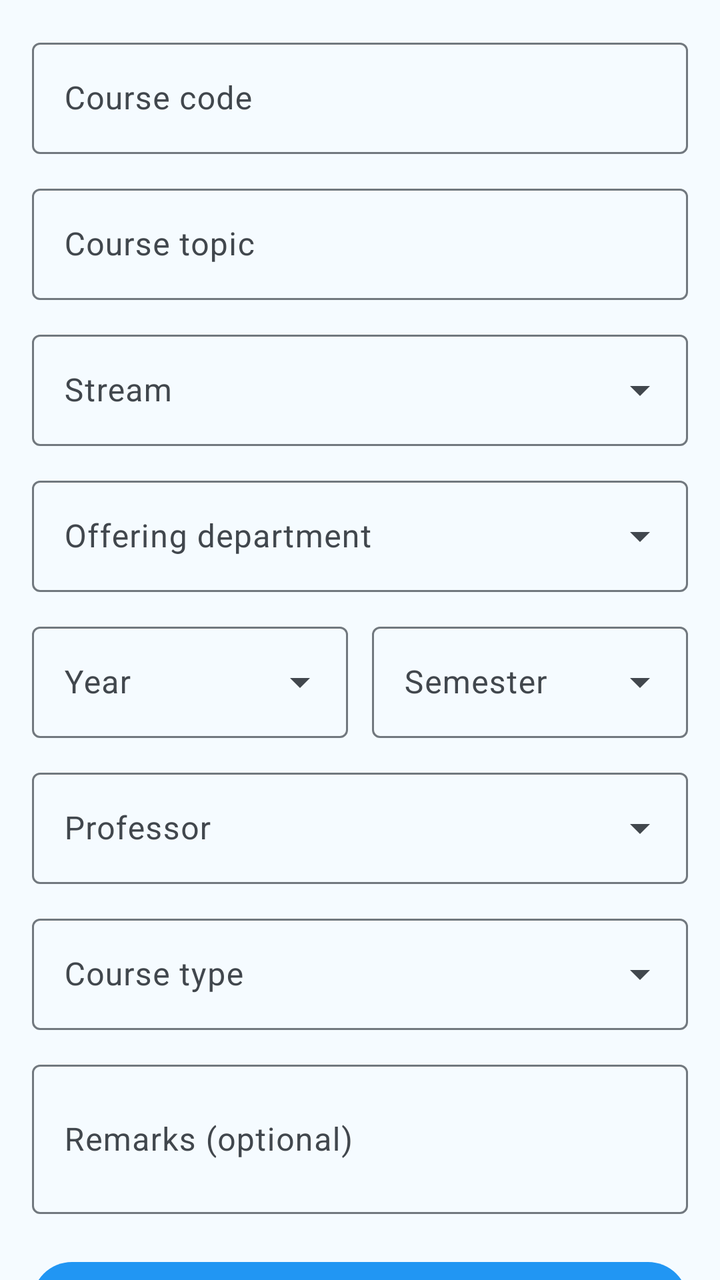
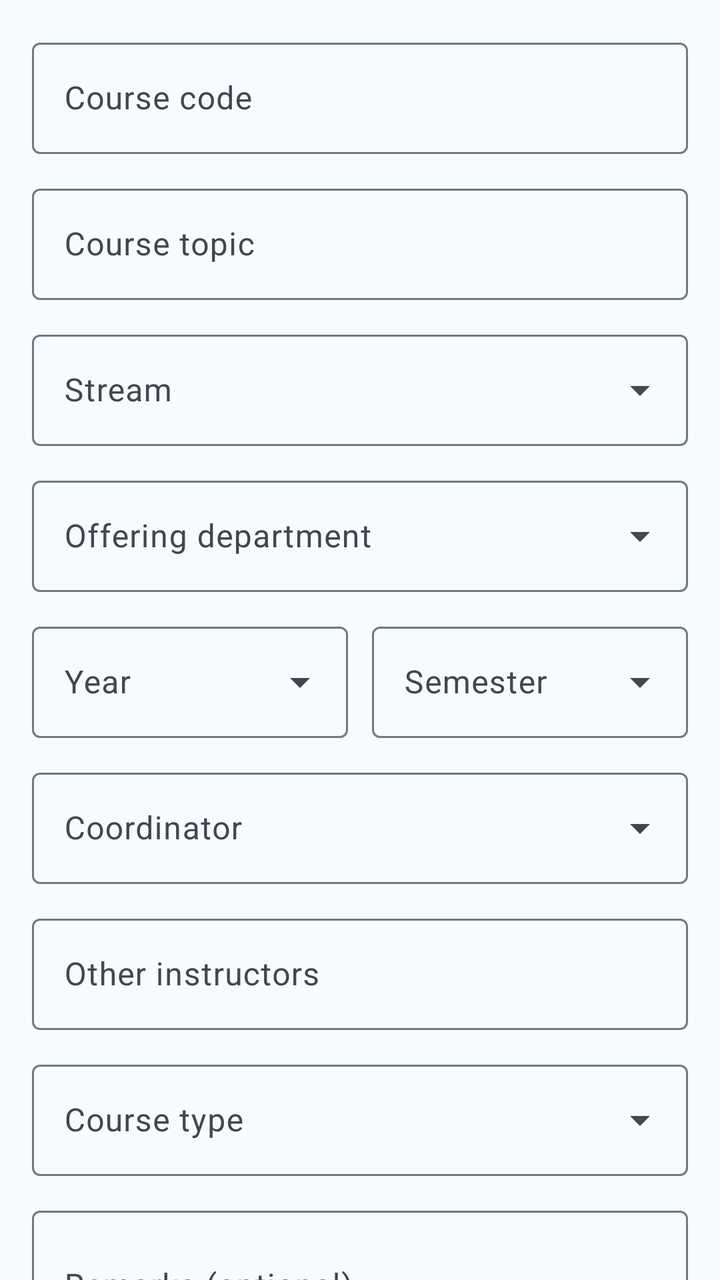

The first picture is an Android layout as it rendered before a commit; the second is the same layout after the commit. The layout source and the unified diff follow.
<!-- AndroidManifest.xml: application theme Theme.SIESAttendance -->
<!-- res/layout/fragment_add_course.xml -->
<?xml version="1.0" encoding="utf-8"?>
<androidx.core.widget.NestedScrollView
    xmlns:android="http://schemas.android.com/apk/res/android"
    xmlns:app="http://schemas.android.com/apk/res-auto"
    android:layout_width="match_parent"
    android:layout_height="match_parent"
    android:fillViewport="true">

    <LinearLayout
        android:layout_width="match_parent"
        android:layout_height="wrap_content"
        android:orientation="vertical"
        android:padding="16dp">

        <com.google.android.material.textfield.TextInputLayout
            android:id="@+id/tilCourseCode"
            android:layout_width="match_parent"
            android:layout_height="wrap_content"
            android:layout_marginBottom="12dp"
            android:hint="@string/hint_course_code"
            style="@style/Widget.Material3.TextInputLayout.OutlinedBox">

            <com.google.android.material.textfield.TextInputEditText
                android:id="@+id/etCourseCode"
                android:layout_width="match_parent"
                android:layout_height="wrap_content"
                android:inputType="text"
                android:textAllCaps="true" />

        </com.google.android.material.textfield.TextInputLayout>

        <com.google.android.material.textfield.TextInputLayout
            android:id="@+id/tilCourseTopic"
            android:layout_width="match_parent"
            android:layout_height="wrap_content"
            android:layout_marginBottom="12dp"
            android:hint="@string/hint_course_topic"
            style="@style/Widget.Material3.TextInputLayout.OutlinedBox">

            <com.google.android.material.textfield.TextInputEditText
                android:id="@+id/etCourseTopic"
                android:layout_width="match_parent"
                android:layout_height="wrap_content"
                android:inputType="text" />

        </com.google.android.material.textfield.TextInputLayout>

        <com.google.android.material.textfield.TextInputLayout
            android:id="@+id/tilStream"
            android:layout_width="match_parent"
            android:layout_height="wrap_content"
            android:layout_marginBottom="12dp"
            android:hint="@string/hint_stream"
            style="@style/Widget.Material3.TextInputLayout.OutlinedBox.ExposedDropdownMenu">

            <AutoCompleteTextView
                android:id="@+id/actvStream"
                android:layout_width="match_parent"
                android:layout_height="wrap_content"
                android:inputType="none" />

        </com.google.android.material.textfield.TextInputLayout>

        <com.google.android.material.textfield.TextInputLayout
            android:id="@+id/tilDepartment"
            android:layout_width="match_parent"
            android:layout_height="wrap_content"
            android:layout_marginBottom="12dp"
            android:hint="@string/hint_offering_department"
            style="@style/Widget.Material3.TextInputLayout.OutlinedBox.ExposedDropdownMenu">

            <AutoCompleteTextView
                android:id="@+id/actvDepartment"
                android:layout_width="match_parent"
                android:layout_height="wrap_content"
                android:inputType="none" />

        </com.google.android.material.textfield.TextInputLayout>

        
        <LinearLayout
            android:layout_width="match_parent"
            android:layout_height="wrap_content"
            android:orientation="horizontal"
            android:layout_marginBottom="12dp">

            <com.google.android.material.textfield.TextInputLayout
                android:id="@+id/tilYear"
                android:layout_width="0dp"
                android:layout_height="wrap_content"
                android:layout_weight="1"
                android:layout_marginEnd="6dp"
                android:hint="@string/hint_year"
                style="@style/Widget.Material3.TextInputLayout.OutlinedBox.ExposedDropdownMenu">

                <AutoCompleteTextView
                    android:id="@+id/actvYear"
                    android:layout_width="match_parent"
                    android:layout_height="wrap_content"
                    android:inputType="none" />

            </com.google.android.material.textfield.TextInputLayout>

            <com.google.android.material.textfield.TextInputLayout
                android:id="@+id/tilSemester"
                android:layout_width="0dp"
                android:layout_height="wrap_content"
                android:layout_weight="1"
                android:layout_marginStart="6dp"
                android:hint="@string/hint_semester"
                style="@style/Widget.Material3.TextInputLayout.OutlinedBox.ExposedDropdownMenu">

                <AutoCompleteTextView
                    android:id="@+id/actvSemester"
                    android:layout_width="match_parent"
                    android:layout_height="wrap_content"
                    android:inputType="none" />

            </com.google.android.material.textfield.TextInputLayout>

        </LinearLayout>

        <com.google.android.material.textfield.TextInputLayout
            android:id="@+id/tilProfessor"
            style="@style/Widget.Material3.TextInputLayout.OutlinedBox.ExposedDropdownMenu"
            android:layout_width="match_parent"
            android:layout_height="wrap_content"
            android:layout_marginBottom="12dp"
            android:hint="@string/hint_professor">

            <AutoCompleteTextView
                android:id="@+id/actvProfessor"
                android:layout_width="match_parent"
                android:layout_height="wrap_content"
                android:inputType="none" />

        </com.google.android.material.textfield.TextInputLayout>

        <com.google.android.material.textfield.TextInputLayout
            android:id="@+id/tilCourseType"
            android:layout_width="match_parent"
            android:layout_height="wrap_content"
            android:layout_marginBottom="12dp"
            android:hint="@string/hint_course_type"
            style="@style/Widget.Material3.TextInputLayout.OutlinedBox.ExposedDropdownMenu">

            <AutoCompleteTextView
                android:id="@+id/actvCourseType"
                android:layout_width="match_parent"
                android:layout_height="wrap_content"
                android:inputType="none" />

        </com.google.android.material.textfield.TextInputLayout>

        <com.google.android.material.textfield.TextInputLayout
            android:layout_width="match_parent"
            android:layout_height="wrap_content"
            android:layout_marginBottom="20dp"
            android:hint="@string/hint_remarks"
            style="@style/Widget.Material3.TextInputLayout.OutlinedBox">

            <com.google.android.material.textfield.TextInputEditText
                android:id="@+id/etRemarks"
                android:layout_width="match_parent"
                android:layout_height="wrap_content"
                android:inputType="textMultiLine"
                android:minLines="2" />

        </com.google.android.material.textfield.TextInputLayout>

        <com.google.android.material.button.MaterialButton
            android:id="@+id/btnSaveCourse"
            android:layout_width="match_parent"
            android:layout_height="wrap_content"
            android:text="@string/action_save_course" />

    </LinearLayout>
</androidx.core.widget.NestedScrollView>
<!-- resources referenced by this layout -->
<resources>
  <string name="action_save_course">Save course</string>
  <string name="hint_course_code">Course code</string>
  <string name="hint_course_topic">Course topic</string>
  <string name="hint_course_type">Course type</string>
  <string name="hint_offering_department">Offering department</string>
  <string name="hint_professor">Professor</string>
  <string name="hint_remarks">Remarks (optional)</string>
  <string name="hint_semester">Semester</string>
  <string name="hint_stream">Stream</string>
  <string name="hint_year">Year</string>
  <style name="Theme.SIESAttendance" parent="Base.Theme.SIESAttendance" />
  <color name="md_primary">#2196F3</color>
  <color name="md_on_primary">#FFFFFF</color>
  <color name="md_primary_container">#D1E4FF</color>
  <color name="md_on_primary_container">#001D36</color>
  <color name="md_inverse_primary">#8AC7FF</color>
  <color name="md_secondary">#00A896</color>
  <color name="md_on_secondary">#FFFFFF</color>
  <color name="md_secondary_container">#B8F5EA</color>
  <color name="md_on_secondary_container">#00201C</color>
  <color name="md_tertiary">#6FAE2A</color>
  <color name="md_on_tertiary">#FFFFFF</color>
  <color name="md_tertiary_container">#D7F5A8</color>
  <color name="md_on_tertiary_container">#172100</color>
  <color name="md_error">#BA1A1A</color>
  <color name="md_on_error">#FFFFFF</color>
  <color name="md_error_container">#FFDAD6</color>
  <color name="md_on_error_container">#410002</color>
  <color name="md_background">#F5FBFF</color>
  <color name="md_on_background">#171C20</color>
  <color name="md_surface">#F5FBFF</color>
  <color name="md_on_surface">#171C20</color>
  <color name="md_surface_variant">#DFEAF3</color>
  <color name="md_on_surface_variant">#41474D</color>
  <color name="md_inverse_surface">#2C3135</color>
  <color name="md_inverse_on_surface">#ECF2F7</color>
  <color name="md_surface_container_lowest">#FFFFFF</color>
  <color name="md_surface_container_low">#EFF7FC</color>
  <color name="md_surface_container">#E8F2F8</color>
  <color name="md_surface_container_high">#E0ECF4</color>
  <color name="md_surface_container_highest">#D9E6EE</color>
  <color name="md_outline">#71787E</color>
  <color name="md_outline_variant">#C1C8CF</color>
  <color name="md_scrim">#000000</color>
  <!-- unchanged entries left out for length: 1 -->
</resources>

<!-- the commit's change to res/layout/fragment_add_course.xml (unified diff, before → after) -->
@@ -136,6 +136,26 @@
 
         </com.google.android.material.textfield.TextInputLayout>
 
+        
+        <com.google.android.material.textfield.TextInputLayout
+            android:id="@+id/tilOtherInstructors"
+            style="@style/Widget.Material3.TextInputLayout.OutlinedBox"
+            android:layout_width="match_parent"
+            android:layout_height="wrap_content"
+            android:layout_marginBottom="12dp"
+            android:hint="@string/hint_other_instructors">
+
+            <com.google.android.material.textfield.TextInputEditText
+                android:id="@+id/etOtherInstructors"
+                android:layout_width="match_parent"
+                android:layout_height="wrap_content"
+                android:clickable="true"
+                android:cursorVisible="false"
+                android:focusable="false"
+                android:inputType="none" />
+
+        </com.google.android.material.textfield.TextInputLayout>
+
         <com.google.android.material.textfield.TextInputLayout
             android:id="@+id/tilCourseType"
             android:layout_width="match_parent"
<!-- resource entries referenced after the edit -->
@@ -5,7 +5,8 @@
   <string name="hint_course_topic">Course topic</string>
   <string name="hint_course_type">Course type</string>
   <string name="hint_offering_department">Offering department</string>
-  <string name="hint_professor">Professor</string>
+  <string name="hint_other_instructors">Other instructors</string>
+  <string name="hint_professor">Coordinator</string>
   <string name="hint_remarks">Remarks (optional)</string>
   <string name="hint_semester">Semester</string>
   <string name="hint_stream">Stream</string>
